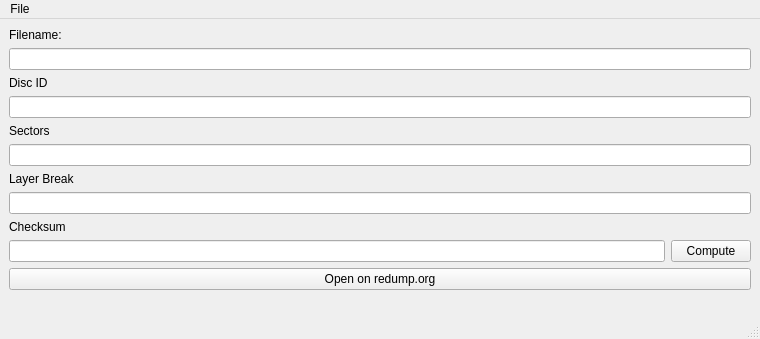
Before: the Qt Designer form Play!/tools/DiscChecker/MainWindow.ui in kiddreads/Avalon, drawn with Qt 5.
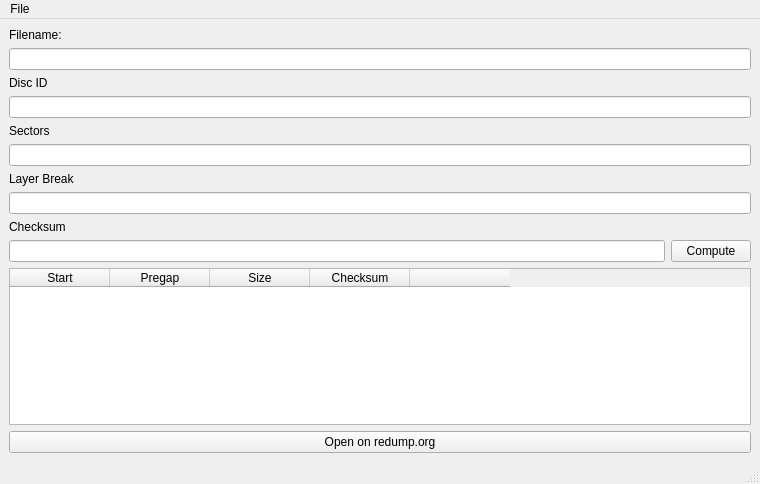
After: the same form once the commit is applied.

Commit message: Add track list view.

```diff
--- a/Play!/tools/DiscChecker/MainWindow.ui
+++ b/Play!/tools/DiscChecker/MainWindow.ui
@@ -7,7 +7,7 @@
     <x>0</x>
     <y>0</y>
     <width>760</width>
-    <height>339</height>
+    <height>484</height>
    </rect>
   </property>
   <property name="windowTitle">
@@ -92,6 +92,41 @@
       </item>
      </layout>
     </item>
+    <item>
+     <widget class="QTableWidget" name="tracksListView">
+      <property name="sizePolicy">
+       <sizepolicy hsizetype="Expanding" vsizetype="Expanding">
+        <horstretch>0</horstretch>
+        <verstretch>1</verstretch>
+       </sizepolicy>
+      </property>
+      <column>
+       <property name="text">
+        <string>Start</string>
+       </property>
+      </column>
+      <column>
+       <property name="text">
+        <string>Pregap</string>
+       </property>
+      </column>
+      <column>
+       <property name="text">
+        <string>Size</string>
+       </property>
+      </column>
+      <column>
+       <property name="text">
+        <string>Checksum</string>
+       </property>
+      </column>
+      <column>
+       <property name="text">
+        <string/>
+       </property>
+      </column>
+     </widget>
+    </item>
     <item>
      <widget class="QPushButton" name="openRedumpButton">
       <property name="text">
@@ -99,19 +134,6 @@
       </property>
      </widget>
     </item>
-    <item>
-     <spacer name="verticalSpacer">
-      <property name="orientation">
-       <enum>Qt::Vertical</enum>
-      </property>
-      <property name="sizeHint" stdset="0">
-       <size>
-        <width>20</width>
-        <height>40</height>
-       </size>
-      </property>
-     </spacer>
-    </item>
    </layout>
   </widget>
   <widget class="QMenuBar" name="menubar">
```
Left out of the diff: 2 changed lines with no effect on the pictures. The commit also changes 4 other files.
